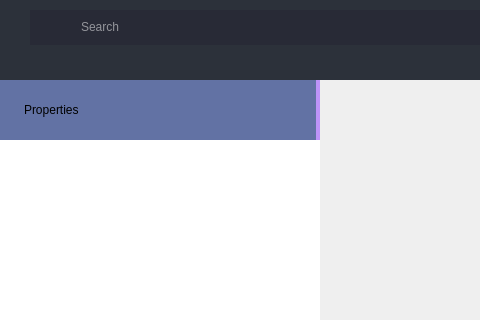
Above: src/modules/pbr_reference/ui/pbr_reference.ui from Studio-Takosu/takosu-manager before the change; both pictures show x 0 to 480 and y 0 to 320 of the 1220 by 645 pixel window. Below: the same form after it.
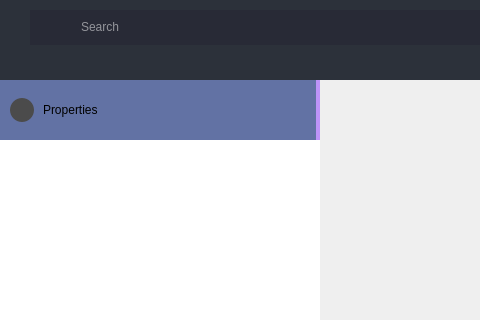
That is the form after the change. Icons and pictures are not drawn.

Commit message: added close button to properties tab

The edit to the form file:
```diff
--- a/src/modules/pbr_reference/ui/pbr_reference.ui
+++ b/src/modules/pbr_reference/ui/pbr_reference.ui
@@ -70,7 +70,23 @@
 	background-color: rgb(98, 114, 164);
 	border-bottom: 0px solid #282A36;
 	margin-right: 4px;
-	padding-left: 15px;
+	padding-left: 10px;
+}
+#propertiesTitleFrame .QPushButton {
+	border: none;
+	border-radius: 12px;
+	background-color: rgb(75, 75, 75);
+	background-position: center;
+    background-repeat: no-repeat;
+}
+#propertiesTitleFrame .QPushButton:hover { 
+	background-color: rgb(90, 90, 90);
+	border-style: solid; 
+	color: rgb(170, 0, 0);
+}
+#propertiesTitleFrame .QPushButton:pressed { 
+	background-color: #BD93F9; 
+	border-style: solid; 
 }</string>
   </property>
   <layout class="QVBoxLayout" name="verticalLayout_11">
@@ -319,13 +335,13 @@
            <widget class="QFrame" name="materialPropFrame">
             <property name="minimumSize">
              <size>
-              <width>240</width>
-              <height>0</height>
-             </size>
-            </property>
-            <property name="maximumSize">
-             <size>
               <width>320</width>
+              <height>0</height>
+             </size>
+            </property>
+            <property name="maximumSize">
+             <size>
+              <width>0</width>
               <height>16777215</height>
              </size>
             </property>
@@ -353,10 +369,51 @@
                  <height>60</height>
                 </size>
                </property>
-               <layout class="QVBoxLayout" name="verticalLayout_4">
+               <property name="maximumSize">
+                <size>
+                 <width>16777215</width>
+                 <height>60</height>
+                </size>
+               </property>
+               <layout class="QHBoxLayout" name="horizontalLayout">
                 <property name="spacing">
+                 <number>9</number>
+                </property>
+                <property name="leftMargin">
                  <number>0</number>
                 </property>
+                <property name="topMargin">
+                 <number>0</number>
+                </property>
+                <property name="rightMargin">
+                 <number>0</number>
+                </property>
+                <property name="bottomMargin">
+                 <number>0</number>
+                </property>
+                <item>
+                 <widget class="QPushButton" name="propsCloseButton">
+                  <property name="minimumSize">
+                   <size>
+                    <width>24</width>
+                    <height>24</height>
+                   </size>
+                  </property>
+                  <property name="maximumSize">
+                   <size>
+                    <width>24</width>
+                    <height>24</height>
+                   </size>
+                  </property>
+                  <property name="styleSheet">
+                   <string notr="true">/* background-image : url(:/icons/resources/icons/icon_close_24.svg); */
+image: url(:/icons/resources/icons/icon_close_24.svg);</string>
+                  </property>
+                  <property name="text">
+                   <string/>
+                  </property>
+                 </widget>
+                </item>
                 <item>
                  <widget class="QLabel" name="propertiesLabel">
                   <property name="sizePolicy">
```
The commit also changes 1 other file.
